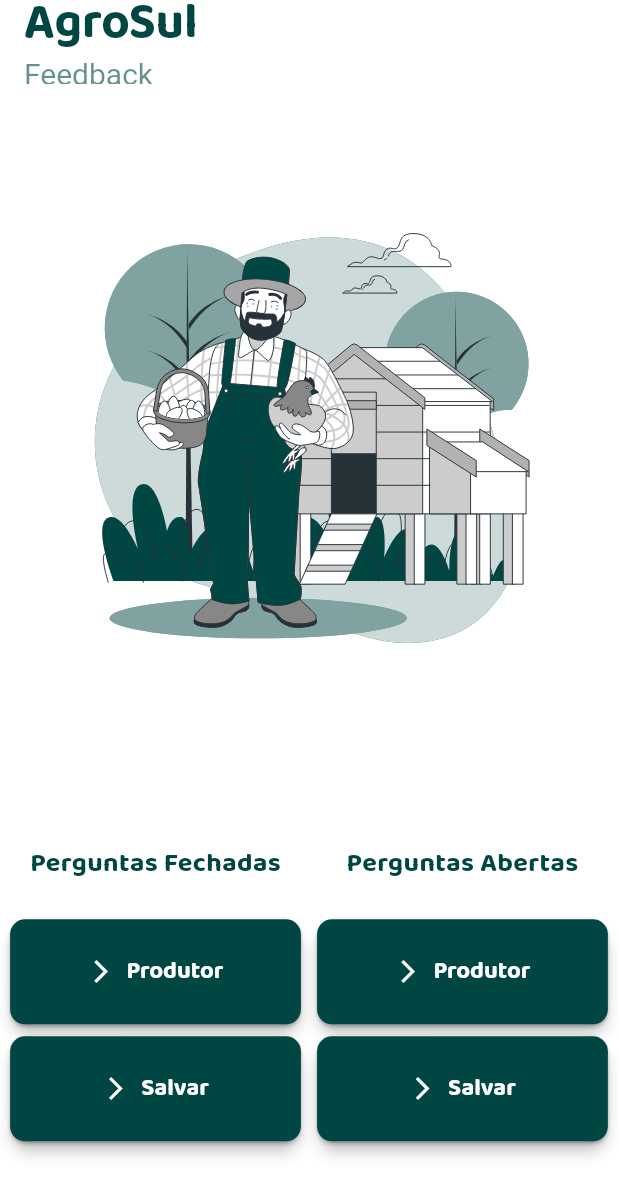
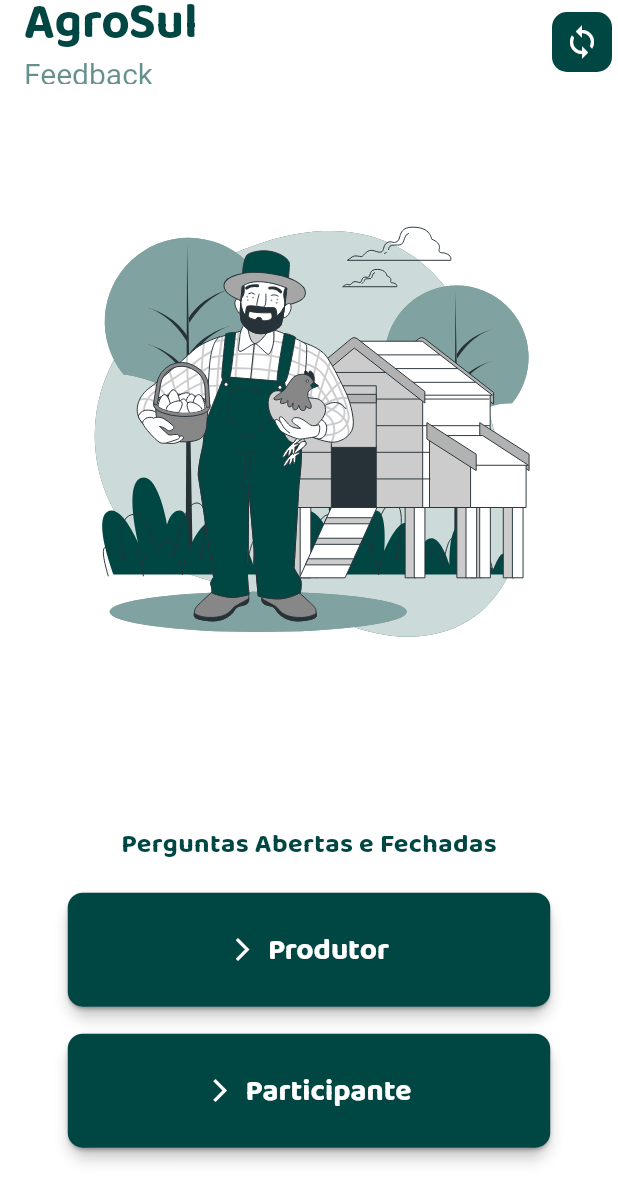
Before and after one commit to Anapropegua/AgroSulQuizzes, a Flutter app: the screen it shows after launch, on a phone screen of 412 x 824 dp. Shown: the top 1203 px of the screen. Run offline on Flutter 3.47's test engine with Material 3 defaults, Android fonts, the phone set to English and light mode, and no system bars; our stand-ins replace connectivity, dartz, equatable, flutter_bloc, flutter_svg, get_it and 2 more; missing offline and left inert: hasura_connect.

Commit message:
tele home

```diff
--- a/lib/src/screens/home_screen.dart
+++ b/lib/src/screens/home_screen.dart
@@ -1,14 +1,14 @@
-import 'package:feedback/src/routes/router.dart';
+import 'package:feedback/src/core/inject.dart';
+import 'package:feedback/src/services/service.dart';
 import 'package:flutter/material.dart';
+import 'package:flutter/widgets.dart';
 import 'package:flutter_svg/flutter_svg.dart';
 import 'package:feedback/src/core/theme.dart';
 import 'package:google_fonts/google_fonts.dart';
-
-import '../core/inject.dart';
-import '../services/service.dart';
+import 'package:feedback/src/routes/router.dart';
 
 class HomeScreen extends StatefulWidget {
-  const HomeScreen({super.key});
+  const HomeScreen({Key? key}) : super(key: key);
 
   @override
   State<HomeScreen> createState() => _HomeScreenState();
@@ -19,25 +19,65 @@ class _HomeScreenState extends State<HomeScreen> {
   Widget build(BuildContext context) {
     return Scaffold(
       appBar: AppBar(
+        actions:  [
+          IconButton(
+            onPressed: () async {
+                  final result =
+                      await getIt<QuestionService>().submitAnswersOffline();
+                  ScaffoldMessenger.of(context).showSnackBar(
+                    SnackBar(
+                      content: Text(
+                        result.fold(
+                          (l) => l.message,
+                          (r) => r['message'],
+                        ),
+                      ),
+                    ),
+                  );
+                },
+            icon:  const Icon(Icons.sync),
+            style: ButtonStyle(
+              foregroundColor: MaterialStateProperty.all<Color>(Colors.white),
+              backgroundColor: MaterialStateProperty.all<Color>(theme.colorScheme.primary),
+              shape: MaterialStateProperty.all<RoundedRectangleBorder>(
+                RoundedRectangleBorder(
+                  borderRadius: BorderRadius.circular(10.0),
+                ),
+              ),
+            ),
+          ),
+        ],
         title: Column(
           crossAxisAlignment: CrossAxisAlignment.start,
           children: [
-            Text('AgroSul',
+            Text(
+              'AgroSul',
               style: TextStyle(
                 fontSize: 33,
                 fontWeight: FontWeight.bold,
                 color: theme.colorScheme.primary,
                 fontFamily: GoogleFonts.baloo2().fontFamily,
-                )),
-            Text('Feedback',
+              ),
+            ),
+            Text(
+              'Feedback',
               style: TextStyle(
-                    fontSize: 20, color: theme.colorScheme.secondary)),
+                fontSize: 20,
+                color: theme.colorScheme.secondary,
+              ),
+            ),
           ],
         ),
       ),
-      body: Column(
+      body: LayoutBuilder(
+        builder: (BuildContext context, BoxConstraints constraints) {
+          return SingleChildScrollView(
+            child: ConstrainedBox(
+              constraints: BoxConstraints(
+                  minHeight: constraints.maxHeight,
+                  minWidth: constraints.maxWidth),
+              child: Column(
                 mainAxisAlignment: MainAxisAlignment.spaceAround,
-        mainAxisSize: MainAxisSize.max,
                 children: [
                   SizedBox(
                     height: MediaQuery.of(context).size.height * 0.4,
@@ -54,11 +94,9 @@ class _HomeScreenState extends State<HomeScreen> {
                       ],
                     ),
                   ),
-          Row(
-            mainAxisAlignment: MainAxisAlignment.spaceEvenly,
-            children: [
+                  // Espaçamento entre a imagem e os botões
                   buildColumn(
-                title: 'Perguntas Fechadas',
+                    title: 'Perguntas Abertas e Fechadas',
                     onPressed1: () => Navigator.of(context).pushNamed(
                       Routes.productorQuestionsClose,
                     ),
@@ -66,29 +104,11 @@ class _HomeScreenState extends State<HomeScreen> {
                       Routes.participantQuestionsClose,
                     ),
                   ),
-              buildColumn(
-                title: 'Perguntas Abertas',
-                onPressed1: () => Navigator.of(context).pushNamed(
-                  Routes.productorQuestionsOpen,
-                ),
-                onPressed2: () async {
-                  final result =
-                      await getIt<QuestionService>().submitAnswersOffline();
-                  ScaffoldMessenger.of(context).showSnackBar(
-                    SnackBar(
-                      content: Text(
-                        result.fold(
-                          (l) => l.message,
-                          (r) => r['message'],
-                        ),
+                ],
               ),
             ),
           );
         },
-              ),
-            ],
-          ),
-        ],
       ),
     );
   }
@@ -107,13 +127,13 @@ class _HomeScreenState extends State<HomeScreen> {
             fontSize: 18,
             fontWeight: FontWeight.bold,
             color: theme.colorScheme.primary,
-            fontFamily:
-                GoogleFonts.baloo2().fontFamily, // Aplicando a mesma fonte
+            fontFamily: GoogleFonts.baloo2().fontFamily,
           ),
         ),
-        const SizedBox(height: 20),
+        const SizedBox(height: 15),
         buildButtonWithIcon(text: 'Produtor', onPressed: onPressed1),
-        buildButtonWithIcon(text: 'Salvar', onPressed: onPressed2),
+        const SizedBox(height: 10),
+        buildButtonWithIcon(text: 'Participante', onPressed: onPressed2),
       ],
     );
   }
@@ -123,7 +143,7 @@ class _HomeScreenState extends State<HomeScreen> {
     required VoidCallback onPressed,
   }) {
     return SizedBox(
-      width: MediaQuery.of(context).size.width * 0.49,
+      width: MediaQuery.of(context).size.width * 0.8,
       child: Card(
         elevation: 4,
         shape: RoundedRectangleBorder(
@@ -143,11 +163,10 @@ class _HomeScreenState extends State<HomeScreen> {
             child: Text(
               text,
               style: TextStyle(
-                fontSize: 16,
+                fontSize: 20,
                 fontWeight: FontWeight.bold,
                 color: theme.colorScheme.onPrimary,
-                fontFamily:
-                    GoogleFonts.baloo2().fontFamily, // Aplicando a mesma fonte
+                fontFamily: GoogleFonts.baloo2().fontFamily,
               ),
             ),
           ),
```
Also changed, not shown: pubspec.lock. Lines whose indentation alone changed are shown as unchanged.
